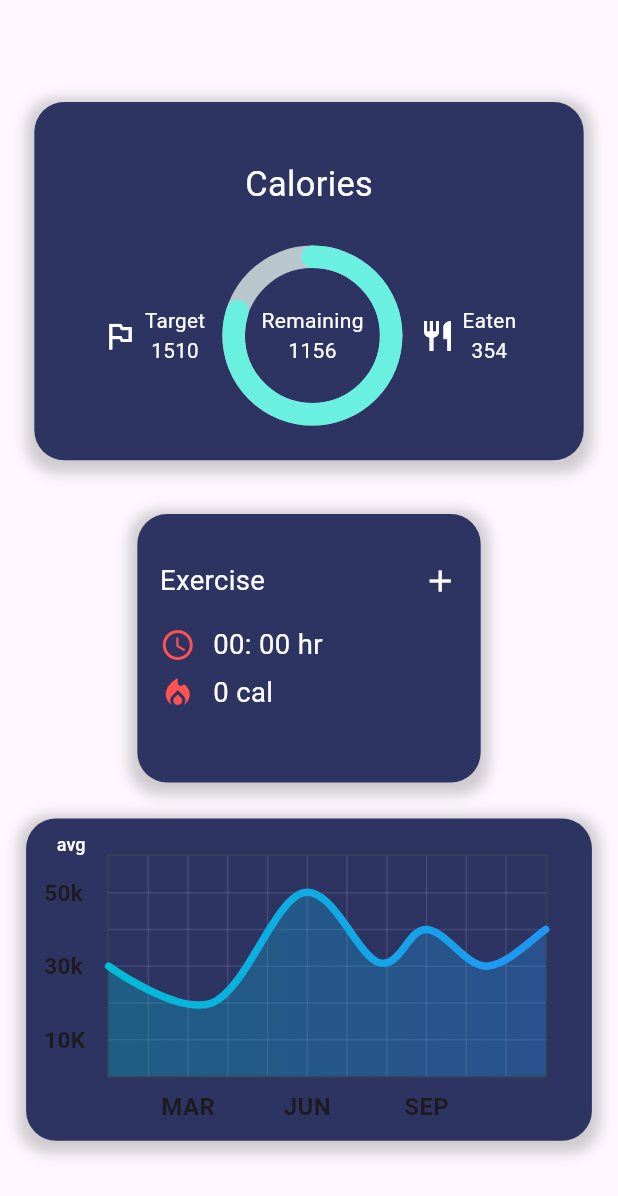
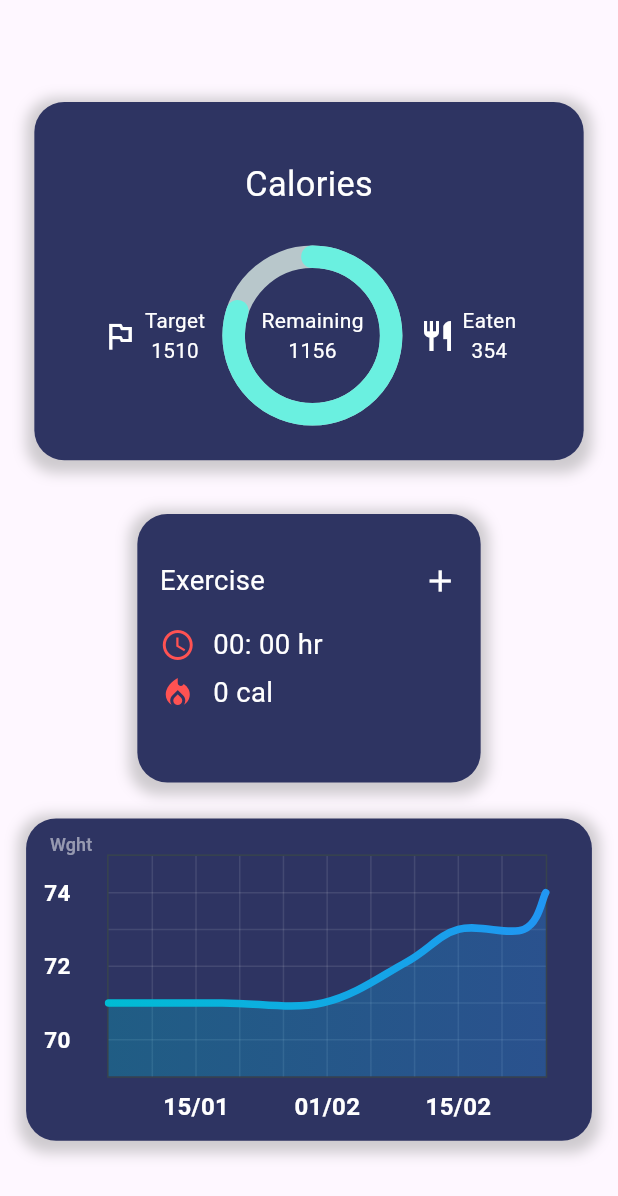
Before and after one commit to gt-lcy96/minFit, a Flutter app: the screen it shows after launch, on a phone screen of 412 x 824 dp. Shown: the top 1196 px of the screen. Run offline on Flutter 3.47's test engine with Material 3 defaults, Android fonts, the phone set to English and light mode, and no system bars; drawn by our look-alikes of fl_chart, percent_indicator; our stand-ins replace flutter_screenutil, get.

Commit message:
create and implement line_chart

```diff
--- a/lib/pages/home/widgets/line_chart.dart
+++ b/lib/pages/home/widgets/line_chart.dart
@@ -1,6 +1,7 @@
 // import 'package:fl_chart_app/presentation/resources/app_resources.dart';
 import 'package:fl_chart/fl_chart.dart';
 import 'package:flutter/material.dart';
+import 'package:min_fitness/constants/colors.dart';
 
 class LineChartSample2 extends StatefulWidget {
   const LineChartSample2({super.key});
@@ -19,7 +20,19 @@ class _LineChartSample2State extends State<LineChartSample2> {
 
   final Color mainGridLineColor = Colors.white10;
 
-  bool showAvg = false;
+  bool showAvg = true;
+
+  final double minX = 0;
+  final double maxX = 10;
+  late final List<FlSpot> lineBarData = [
+    FlSpot(minX, 2),
+    FlSpot(2.6, 2),
+    FlSpot(4.9, 2),
+    FlSpot(6.8, 3.1),
+    FlSpot(8, 4),
+    FlSpot(9.5, 4),
+    FlSpot(maxX, 5),
+  ];
 
   @override
   Widget build(BuildContext context) {
@@ -35,7 +48,8 @@ class _LineChartSample2State extends State<LineChartSample2> {
               bottom: 12,
             ),
             child: LineChart(
-              showAvg ? avgData() : mainData(),
+              // showAvg ? avgData() : mainData(),
+              mainData(),
             ),
           ),
         ),
@@ -49,7 +63,7 @@ class _LineChartSample2State extends State<LineChartSample2> {
               });
             },
             child: Text(
-              'avg',
+              'Wght',
               style: TextStyle(
                 fontSize: 12,
                 color: showAvg ? Colors.white.withOpacity(0.5) : Colors.white,
@@ -65,17 +79,18 @@ class _LineChartSample2State extends State<LineChartSample2> {
     const style = TextStyle(
       fontWeight: FontWeight.bold,
       fontSize: 16,
+      color: AppColors.onSurfaceTextColor,
     );
     Widget text;
     switch (value.toInt()) {
       case 2:
-        text = const Text('MAR', style: style);
+        text = const Text('15/01', style: style);
         break;
       case 5:
-        text = const Text('JUN', style: style);
+        text = const Text('01/02', style: style);
         break;
       case 8:
-        text = const Text('SEP', style: style);
+        text = const Text('15/02', style: style);
         break;
       default:
         text = const Text('', style: style);
@@ -92,17 +107,18 @@ class _LineChartSample2State extends State<LineChartSample2> {
     const style = TextStyle(
       fontWeight: FontWeight.bold,
       fontSize: 15,
+      color: AppColors.onSurfaceTextColor,
     );
     String text;
     switch (value.toInt()) {
       case 1:
-        text = '10K';
+        text = '70';
         break;
       case 3:
-        text = '30k';
+        text = '72';
         break;
       case 5:
-        text = '50k';
+        text = '74';
         break;
       default:
         return Container();
@@ -160,21 +176,13 @@ class _LineChartSample2State extends State<LineChartSample2> {
         show: true,
         border: Border.all(color: const Color(0xff37434d)),
       ),
-      minX: 0,
-      maxX: 11,
+      minX: minX,
+      maxX: maxX,
       minY: 0,
       maxY: 6,
       lineBarsData: [
         LineChartBarData(
-          spots: const [
-            FlSpot(0, 3),
-            FlSpot(2.6, 2),
-            FlSpot(4.9, 5),
-            FlSpot(6.8, 3.1),
-            FlSpot(8, 4),
-            FlSpot(9.5, 3),
-            FlSpot(11, 4),
-          ],
+          spots: lineBarData,
           isCurved: true,
           gradient: LinearGradient(
             colors: gradientColors,
```
